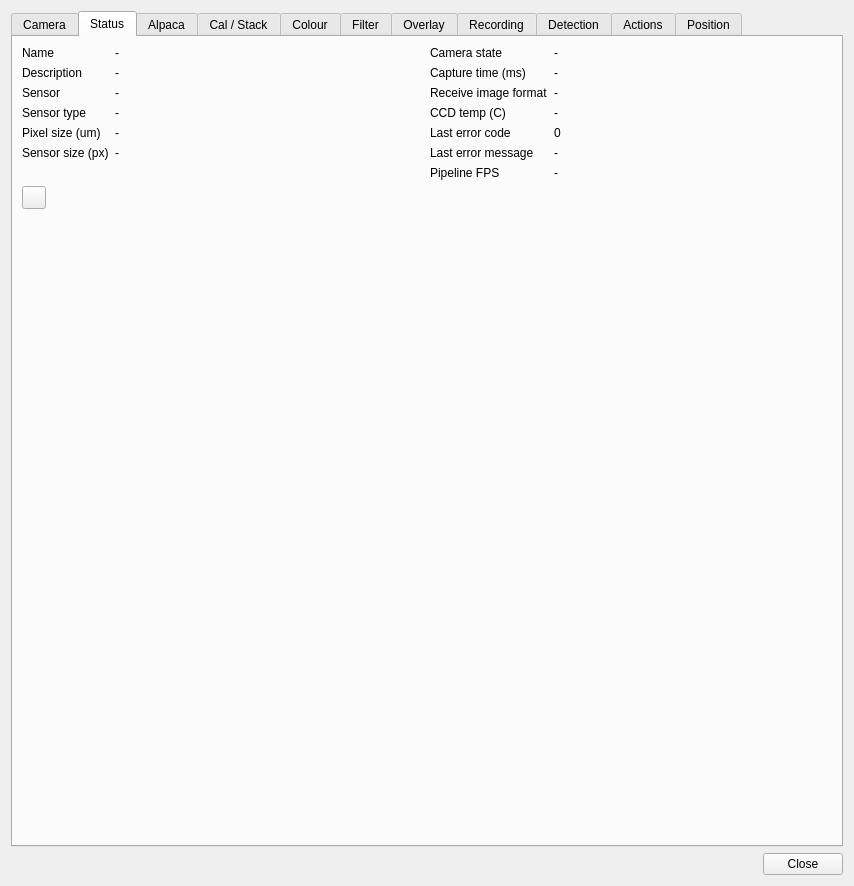
Before: the Qt Designer form plugins/feature/camera/camerasettingsdialog.ui in srcejon/sdrangel, drawn with Qt 5.
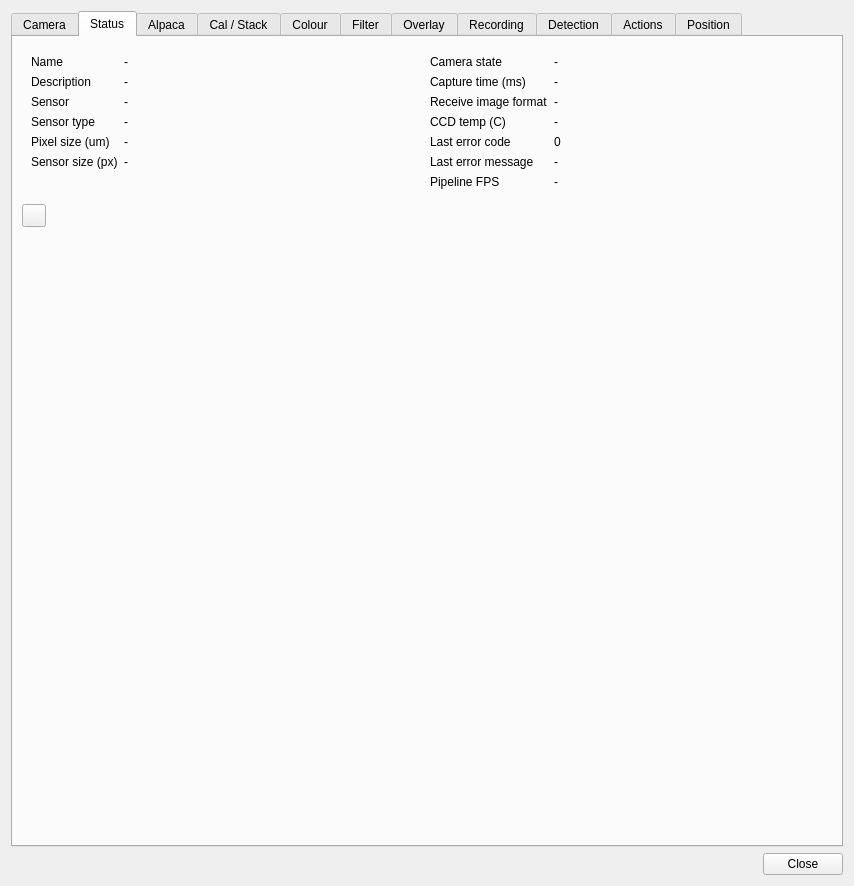
After: the same form once the commit is applied. The open tabs and pages were chosen to show the change. Icons and pictures are not drawn. Custom widgets are drawn as their Qt base class.

Commit message: Top align remaining camera settings tabs

What changed in the file:
```diff
--- a/plugins/feature/camera/camerasettingsdialog.ui
+++ b/plugins/feature/camera/camerasettingsdialog.ui
@@ -961,8 +961,15 @@
        <string>Status</string>
       </attribute>
       <layout class="QVBoxLayout" name="verticalLayout_3">
-       <item>
-        <layout class="QHBoxLayout" name="statusLayout">
+       <item alignment="Qt::AlignTop">
+        <widget class="QWidget" name="statusContainer" native="true">
+         <property name="sizePolicy">
+          <sizepolicy hsizetype="Preferred" vsizetype="Maximum">
+           <horstretch>0</horstretch>
+           <verstretch>0</verstretch>
+          </sizepolicy>
+         </property>
+         <layout class="QHBoxLayout" name="statusLayout">
          <item>
           <layout class="QFormLayout" name="statusLeftLayout">
            <item row="0" column="0">
@@ -1156,7 +1163,8 @@
            </item>
           </layout>
          </item>
-        </layout>
+         </layout>
+        </widget>
        </item>
        <item alignment="Qt::AlignTop">
         <widget class="QToolButton" name="clearChart">
```
Left out of the diff: 12 changed lines with no effect on the pictures.
